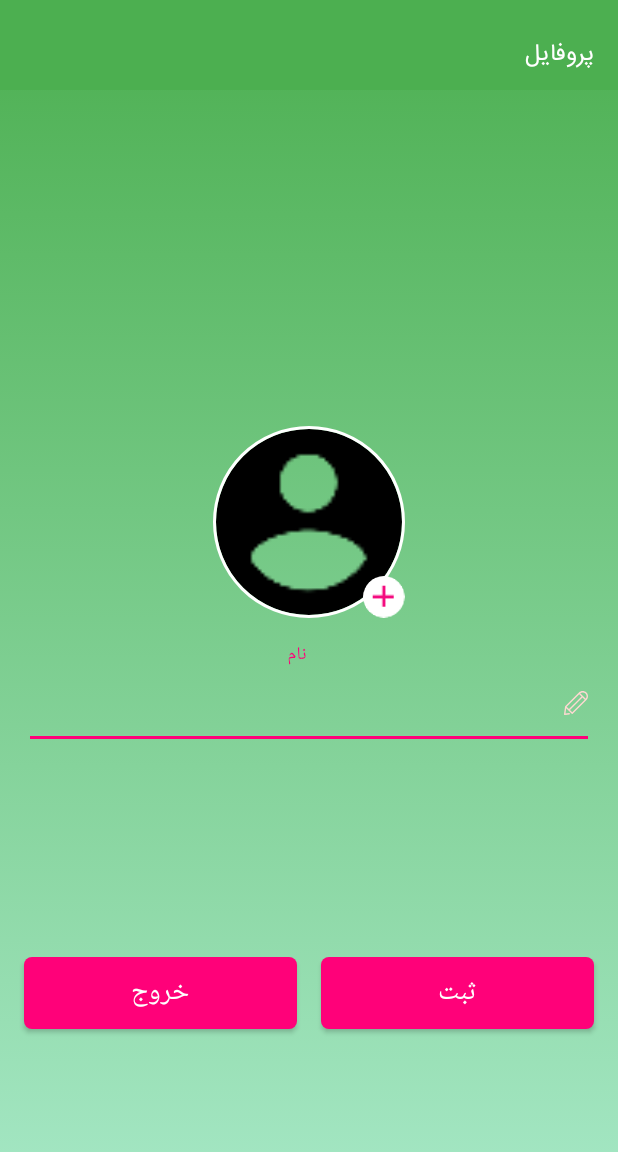
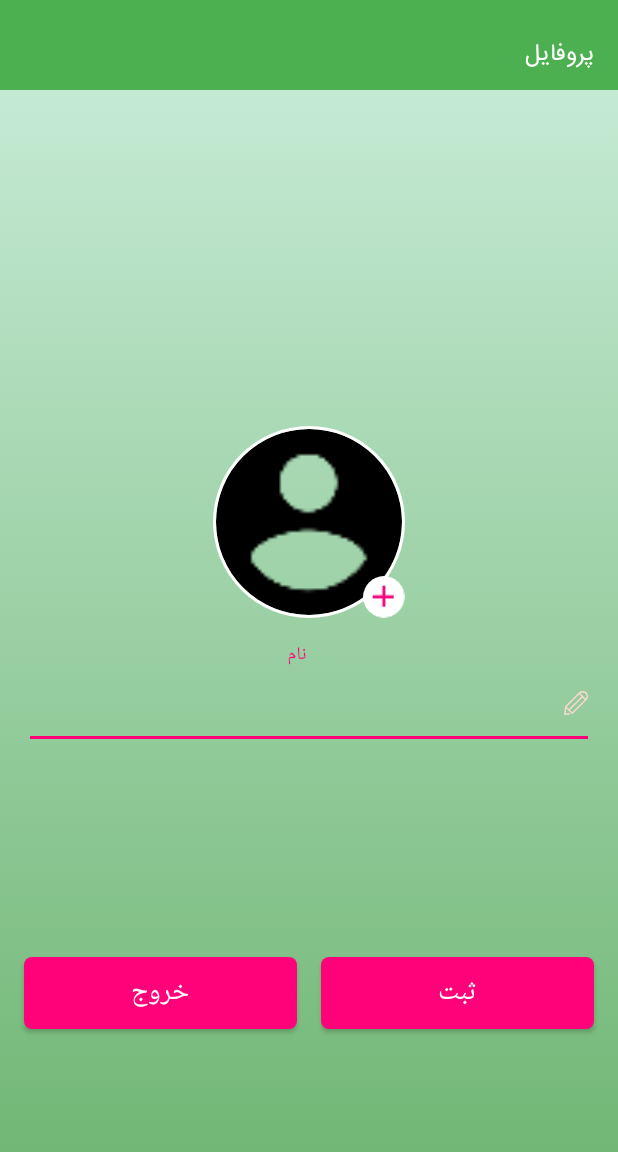
Before and after one commit to husseinrasti/MVVM-BmiCalculator, an Android app: the UserProfileActivity screen opened directly, with no data from a screen before it, on a phone screen of 412 x 824 dp. Shown: the top 1152 px of the screen. Run offline under Robolectric (Android 15) with nearby library versions, the phone set to English and light mode, and no system bars; our stand-ins replace ButterKnife, Room's generated code; libraries missing offline, so code that uses them is left out: com.mikhaellopez.circularimageview; plain views replace CircularImageView; Roboto replaces fonts that are not available here; 1 statement that could not run was skipped.

Commit message:
change bg gradient

```diff
--- a/app/src/main/res/drawable/back_selector.xml
+++ b/app/src/main/res/drawable/back_selector.xml
@@ -4,8 +4,8 @@
         <shape>
             <gradient
                 android:angle="90"
-                android:endColor="#4CAF50"
-                android:startColor="#A8E9C9"
+                android:endColor="#CCEEDC"
+                android:startColor="#6BB36E"
                 android:type="linear"/>
         </shape>
     </item>
```
